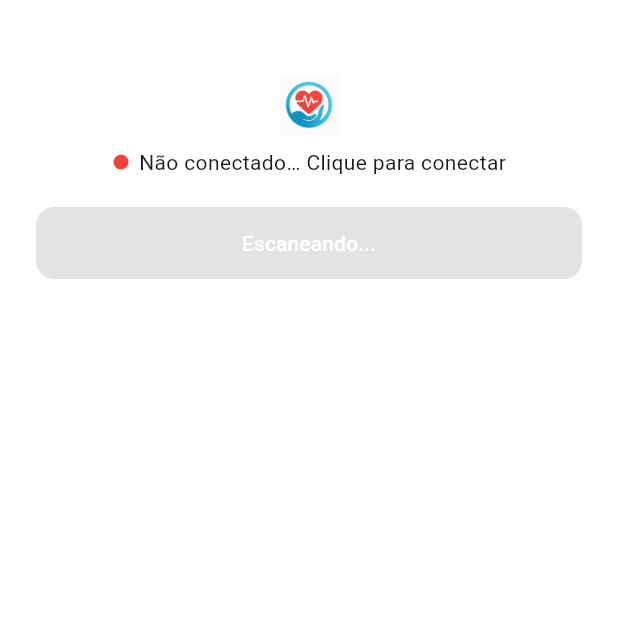
After one commit to 70br/oxycare_app, a Flutter app: the ConectarDispositivoPage screen opened by its route, after a tap on "Escanear dispositivos", on a phone screen of 412 x 824 dp, the top half of it. The commit adds this screen. Run offline on Flutter 3.47's test engine with Material 3 defaults, Android fonts, the phone set to English and light mode, and no system bars; our stand-ins replace fl_chart, flutter_blue_plus, open_file, permission_handler, shared_preferences; accounts and stored records are empty.

Commit message:
feat: create conectar_dispositivo screen

```diff
--- /dev/null
+++ b/lib/conectar_dispositivo.dart
@@ -0,0 +1,231 @@
+import 'package:flutter/material.dart';
+import 'package:flutter_blue_plus/flutter_blue_plus.dart';
+import 'package:oxycare_app/states/ble_state.dart';
+import 'package:permission_handler/permission_handler.dart';
+import 'package:provider/provider.dart';
+import 'utils.dart' as Utils;
+
+class ConectarDispositivoPage extends StatefulWidget {
+  const ConectarDispositivoPage({super.key});
+  @override
+  State<ConectarDispositivoPage> createState() => _ConectarDispositivoPageState();
+}
+
+class _ConectarDispositivoPageState extends State<ConectarDispositivoPage> {
+  bool escaneando = false;
+  String dispositivoConnecting = "";
+
+  @override
+  void initState() {
+    super.initState();
+  }
+
+  Future<void> pedirPermissoes() async {
+    if (await Permission.bluetoothScan.isDenied) {
+      await Permission.bluetoothScan.request();
+    }
+    if (await Permission.bluetoothConnect.isDenied) {
+      await Permission.bluetoothConnect.request();
+    }
+    if (await Permission.location.isDenied) {
+      await Permission.location.request();
+    }
+  }
+
+
+  void escanearDispositivos(BleState state) async {
+    await pedirPermissoes();
+    setState(() {
+      escaneando = true;
+      state.lastResults.clear();
+    });
+
+    var subscription = FlutterBluePlus.onScanResults.listen((results) async {
+      if (results.isNotEmpty) {
+        state.updateScanResults(results);
+      } else {
+        List<BluetoothDevice> connectedDevices = FlutterBluePlus.connectedDevices;
+        List<ScanResult> scanResults = [];
+
+        for (BluetoothDevice device in connectedDevices) {
+
+          if(device.servicesList.any((dev) => dev.uuid == Guid(Utils.HardwareCharacteristics.service))) {
+            scanResults.add(
+              ScanResult(
+                device: device,
+                advertisementData: AdvertisementData(
+                  advName: device.advName,
+                  connectable: true,
+                  txPowerLevel: 1,
+                  appearance: 1,
+                  manufacturerData: {},
+                  serviceData: {},
+                  serviceUuids: [],
+                ),
+                rssi: 0,
+                timeStamp: DateTime.now()
+              )
+            );
+          }
+          if(state.device == null) {
+            state.setConnected(device);
+          }
+        }
+        if(scanResults.length > 0) {
+          state.updateScanResults(scanResults);
+        }
+      }
+
+    });
+    FlutterBluePlus.cancelWhenScanComplete(subscription);
+
+    await FlutterBluePlus.startScan(
+      timeout: Duration(seconds: 8),
+      withServices: [Guid(Utils.HardwareCharacteristics.service)],
+    );
+
+    await Future.delayed(Duration(seconds: 8));
+    setState(() {
+      escaneando = false;
+    });
+  }
+
+  void alterarConexao(BluetoothDevice device, BleState state) async {
+    try {
+      if(state.device == device) {
+        await state.setDisconnected();
+        ScaffoldMessenger.of(context).showSnackBar(const SnackBar(
+            content: Text("Desconectado com sucesso"),
+        ));
+      } else {
+        setState(() {
+          dispositivoConnecting = device.platformName;
+        });
+        await device.connect(autoConnect: false);
+        state.setConnected(device);
+        ScaffoldMessenger.of(context).showSnackBar(const SnackBar(
+            content: Text("Conectado com sucesso"),
+        ));
+      }
+    } catch (e) {
+      ScaffoldMessenger.of(context).showSnackBar(const SnackBar(
+          content: Text("Erro ao conectar"),
+          backgroundColor: Colors.redAccent,
+      ));
+      print('Erro ao conectar: $e');
+    } finally {
+      setState(() {
+        dispositivoConnecting = "";
+      });
+    }
+  }
+
+  @override
+  Widget build(BuildContext context) {
+    final bleState = Provider.of<BleState>(context);
+
+    return Scaffold(
+      backgroundColor: Colors.white,
+      appBar: null,
+      body: Column(
+        children: [
+          SizedBox(height: 50),
+          Center(child: Image.asset('assets/logo_cuidar.png', height: 40)),
+          SizedBox(height: 8),
+          Center(
+            child: Row(
+              mainAxisAlignment: MainAxisAlignment.center,
+              children: [
+                Icon(Icons.circle,
+                    size: 12, color: bleState.connected ? Colors.green : Colors.red),
+                SizedBox(width: 6),
+                Text(
+                  bleState.connected
+                      ? 'Conectado com sucesso'
+                      : 'Não conectado… Clique para conectar',
+                  style: TextStyle(fontSize: 14),
+                ),
+              ],
+            ),
+          ),
+          SizedBox(height: 20),
+          Padding(
+            padding: const EdgeInsets.symmetric(horizontal: 24),
+            child: ElevatedButton(
+              onPressed: escaneando ? null : () => escanearDispositivos(bleState),
+              style: ElevatedButton.styleFrom(
+                backgroundColor: Colors.blue,
+                minimumSize: Size(double.infinity, 48),
+                shape: RoundedRectangleBorder(
+                    borderRadius: BorderRadius.circular(12)),
+              ),
+              child: Text(
+                escaneando ? 'Escaneando...' : 'Escanear dispositivos',
+                style: TextStyle(color: Colors.white),
+              ),
+            ),
+          ),
+          SizedBox(height: 20),
+          Expanded(
+            child: ListView.builder(
+              itemCount: bleState.lastResults.length,
+              itemBuilder: (context, index) {
+                final dispositivo = bleState.lastResults[index];
+                final nome = dispositivo.device.name.isNotEmpty
+                    ? dispositivo.device.name
+                    : 'Dispositivo desconhecido';
+                final conectado = bleState.device?.platformName == nome;
+                return Padding(
+                  padding:
+                      const EdgeInsets.symmetric(horizontal: 16, vertical: 6),
+                  child: Container(
+                    padding: EdgeInsets.all(12),
+                    decoration: BoxDecoration(
+                      color: Color(0xFFF5F6FA),
+                      borderRadius: BorderRadius.circular(12),
+                    ),
+                    child: Row(
+                      children: [
+                        Icon(Icons.settings, size: 24, color: Colors.blue),
+                        SizedBox(width: 12),
+                        Expanded(
+                          child: Column(
+                            crossAxisAlignment: CrossAxisAlignment.start,
+                            children: [
+                              Text(nome,
+                                  style:
+                                      TextStyle(fontWeight: FontWeight.bold)),
+                              Text(index == 0
+                                  ? 'Já conectado anteriormente'
+                                  : 'Dispositivo novo'),
+                            ],
+                          ),
+                        ),
+                        ElevatedButton(
+                          onPressed: dispositivoConnecting == nome ?
+                          null : () => alterarConexao(dispositivo.device, bleState),
+                          style: ElevatedButton.styleFrom(
+                            backgroundColor: conectado ? Colors.green : Colors.blue,
+                            shape: RoundedRectangleBorder(
+                              borderRadius: BorderRadius.circular(12),
+                            ),
+                          ),
+                          child: Text(
+                            dispositivoConnecting == nome ?
+                            'Aguarde' :
+                            conectado ?
+                            'Desconectar' : 'Conectar',
+                              style: TextStyle(color: Colors.white)),
+                        )
+                      ],
+                    ),
+                  ),
+                );
+              },
+            ),
+          )
+        ],
+      ),
+    );
+  }
+}
--- a/lib/main.dart
+++ b/lib/main.dart
@@ -1,6 +1,7 @@
 import 'package:flutter/material.dart';
 import 'package:flutter_localizations/flutter_localizations.dart';
 import 'package:http/http.dart' as http;
+import 'package:oxycare_app/conectar_dispositivo.dart';
 import 'package:oxycare_app/states/ble_state.dart';
 import 'package:oxycare_app/utils.dart';
 import 'dart:convert';
@@ -57,7 +58,7 @@ class CuidarApp extends StatelessWidget {
         '/listar_pacientes': (context) => const ListarPacientesPage(),
         '/listar_usuarios': (context) => const ListarUsuariosPage(),
         '/registrar_medicao': (context) => const RegistrarMedicaoPage(),
-        '/conectar_aparelho': (context) => const RegistrarMedicaoPage(),
+        '/conectar_aparelho': (context) => const ConectarDispositivoPage(),
 
         // Sem argumentos aqui, porque agora usaremos onGenerateRoute para pegar os parâmetros
         '/gerar_relatorio': (context) => const GerarRelatorioPage(),
```
Also changed, not shown: lib/registrar_medicao_page.dart (+5 -2 lines), lib/states/ble_state.dart (+4 -4 lines).
